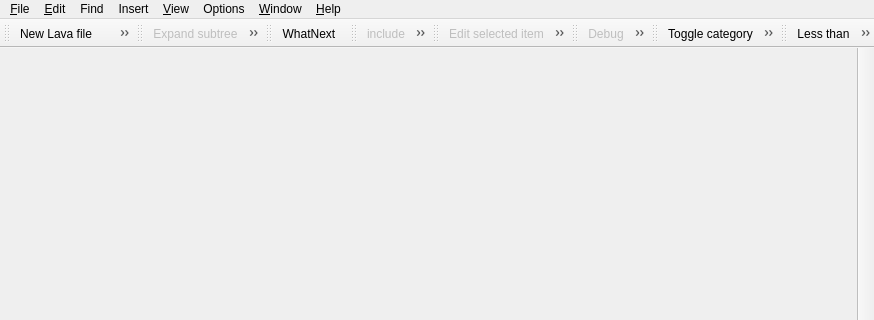
The window that lavape/src/LavaPE_UI/cmainframe.ui (berkus/lavape) describes before a commit, drawn with Qt 5; both pictures show x 0 to 874 and y 0 to 320 of the 874 by 685 pixel window.
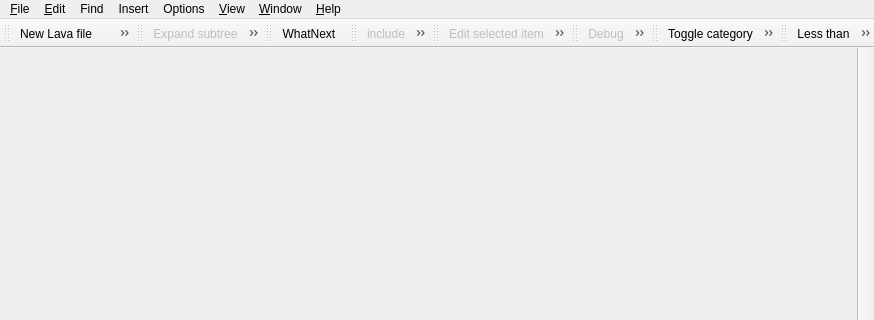
The same window after the commit. Icons and pictures are not drawn.

Diff of the .ui file:
```diff
--- a/lavape/src/LavaPE_UI/cmainframe.ui
+++ b/lavape/src/LavaPE_UI/cmainframe.ui
@@ -435,8 +435,8 @@
    <addaction name="editMenu" />
    <addaction name="findMenu" />
    <addaction name="insertMenu" />
-   <addaction name="viewMenu" />
    <addaction name="optionMenu" />
+   <addaction name="viewMenu" />
    <addaction name="windowMenu" />
    <addaction name="helpMenu" />
   </widget>
```
